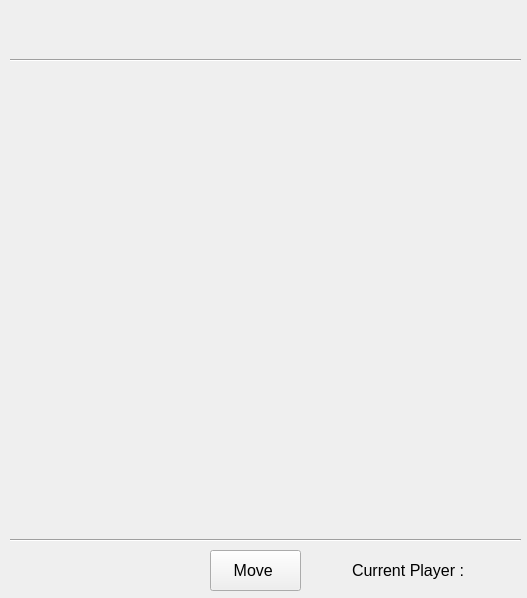
Old version of the form abalone/gui/MainWindow.ui in the repository aabigham/ESI_BA2_ABALONE.
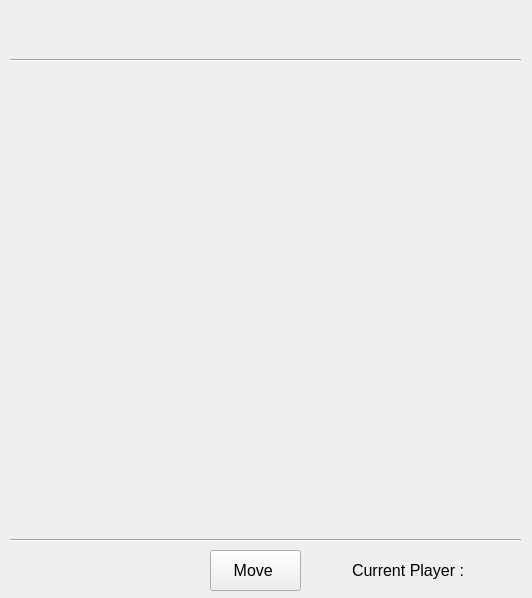
New version of the form.

Commit message: gui margin on the right fix

```diff
--- a/abalone/gui/MainWindow.ui
+++ b/abalone/gui/MainWindow.ui
@@ -6,7 +6,7 @@
    <rect>
     <x>0</x>
     <y>0</y>
-    <width>527</width>
+    <width>532</width>
     <height>598</height>
    </rect>
   </property>
@@ -26,7 +26,7 @@
    <widget class="QWidget" name="gridLayoutWidget">
     <property name="geometry">
      <rect>
-      <x>10</x>
+      <x>20</x>
       <y>70</y>
       <width>511</width>
       <height>461</height>
```
